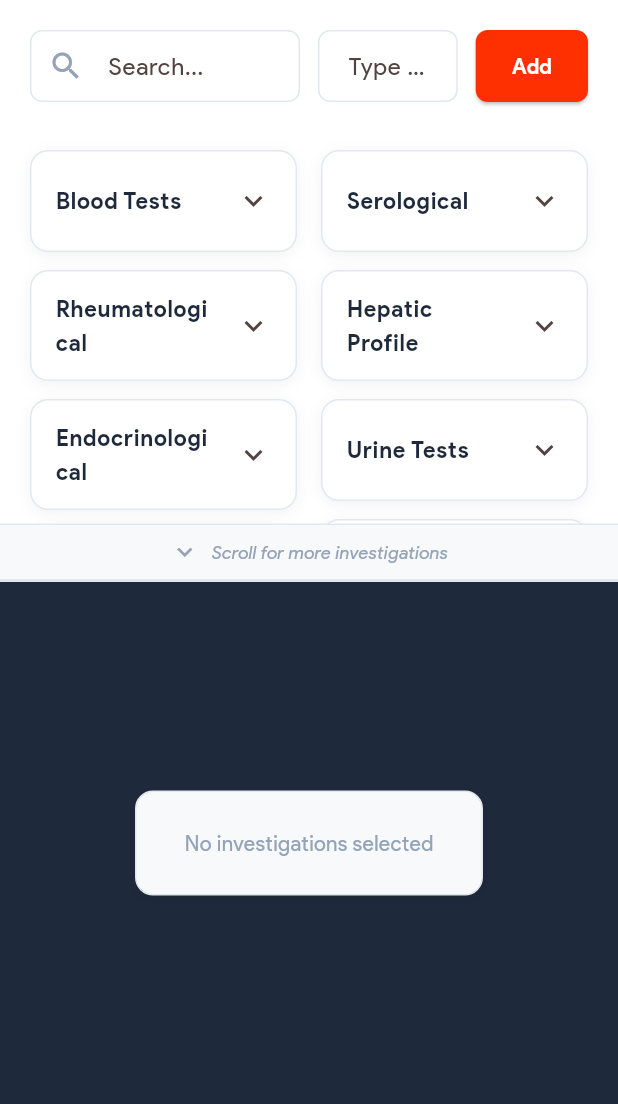
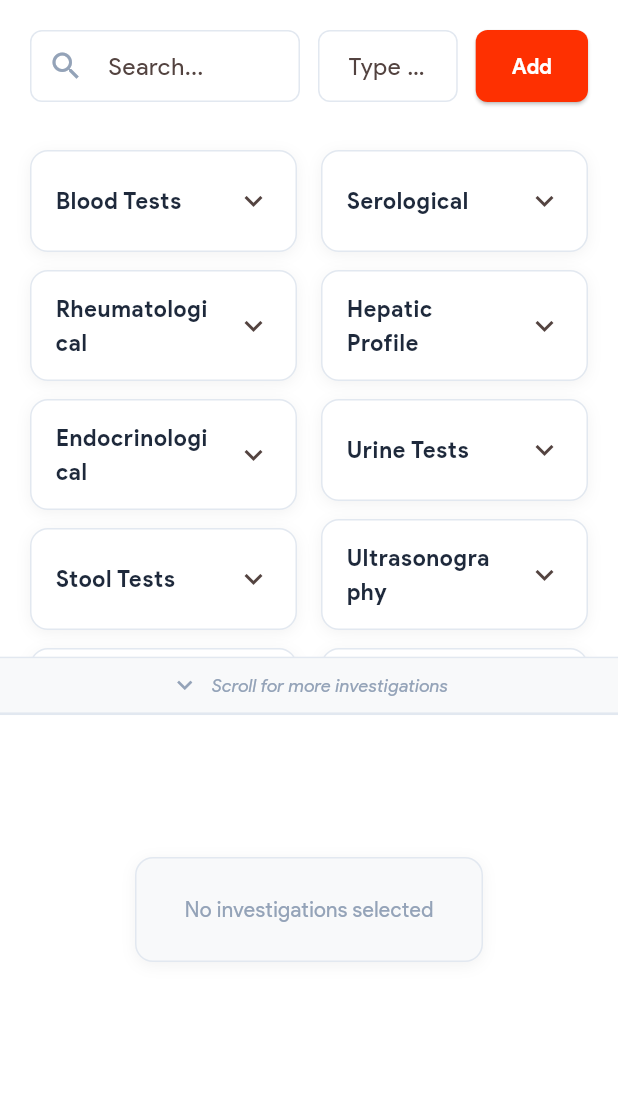
Before and after one commit to orbizen-limited/doctorshero-rx, a Flutter app: the InvestigationDrawer widget shown alone on an empty page, opened directly with empty values, on a phone screen of 412 x 824 dp, the part 132-1236 px from its top. Run offline on Flutter 3.47's test engine with Material 3 defaults, Android fonts, the phone set to English and light mode, and no system bars; our stand-ins replace fl_chart, flutter_svg, hive, hive_flutter, open_file, package_info_plus and 3 more; missing offline and left inert: window_manager; accounts and stored records are empty; statements that could not run were skipped.

Commit message:
check done

```diff
--- a/lib/widgets/investigation_drawer.dart
+++ b/lib/widgets/investigation_drawer.dart
@@ -772,8 +772,8 @@ class _InvestigationDrawerState extends State<InvestigationDrawer> {
             ),
 
             // Investigation Tags - Grouped (2 columns)
-            ConstrainedBox(
-              constraints: const BoxConstraints(maxHeight: 300),
+            Expanded(
+              flex: 6,
               child: Container(
                 decoration: BoxDecoration(
                   color: Colors.white,
@@ -1000,8 +1000,9 @@ class _InvestigationDrawerState extends State<InvestigationDrawer> {
 
             // Selected Investigations Table (2 tables side by side)
             Expanded(
+              flex: 4,
               child: Container(
-                color: const Color(0xFF1E293B),
+                color: Colors.white,
                 child: _selectedInvestigations.isNotEmpty
                     ? SingleChildScrollView(
                         padding: const EdgeInsets.symmetric(horizontal: 20, vertical: 16),
```
